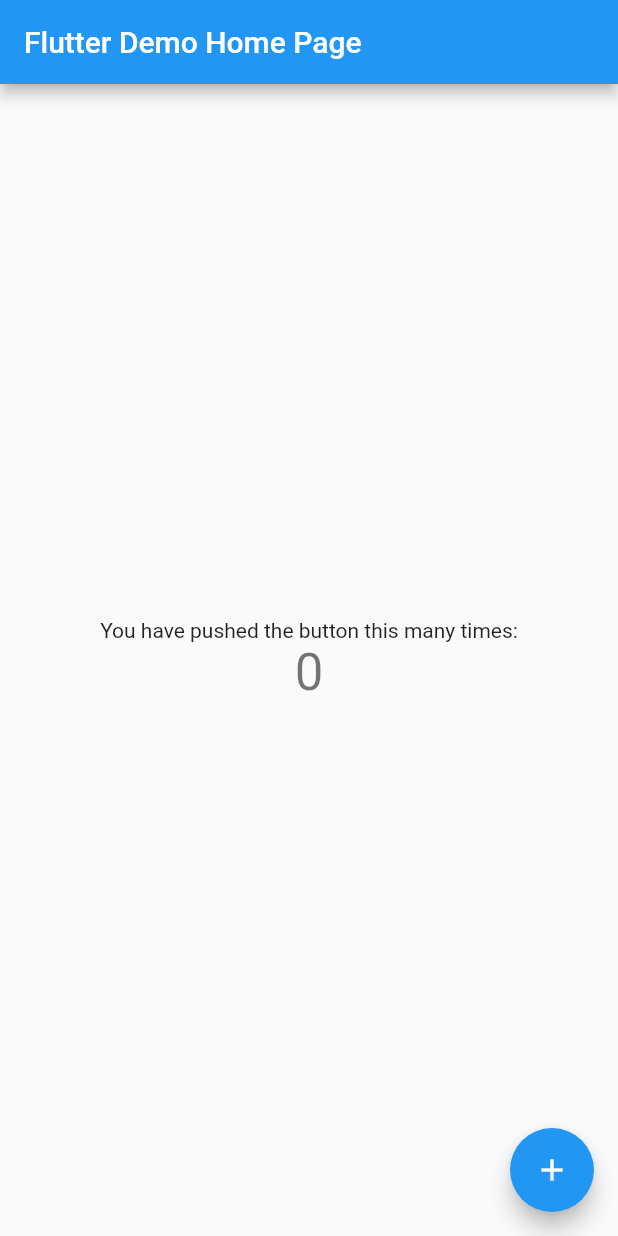
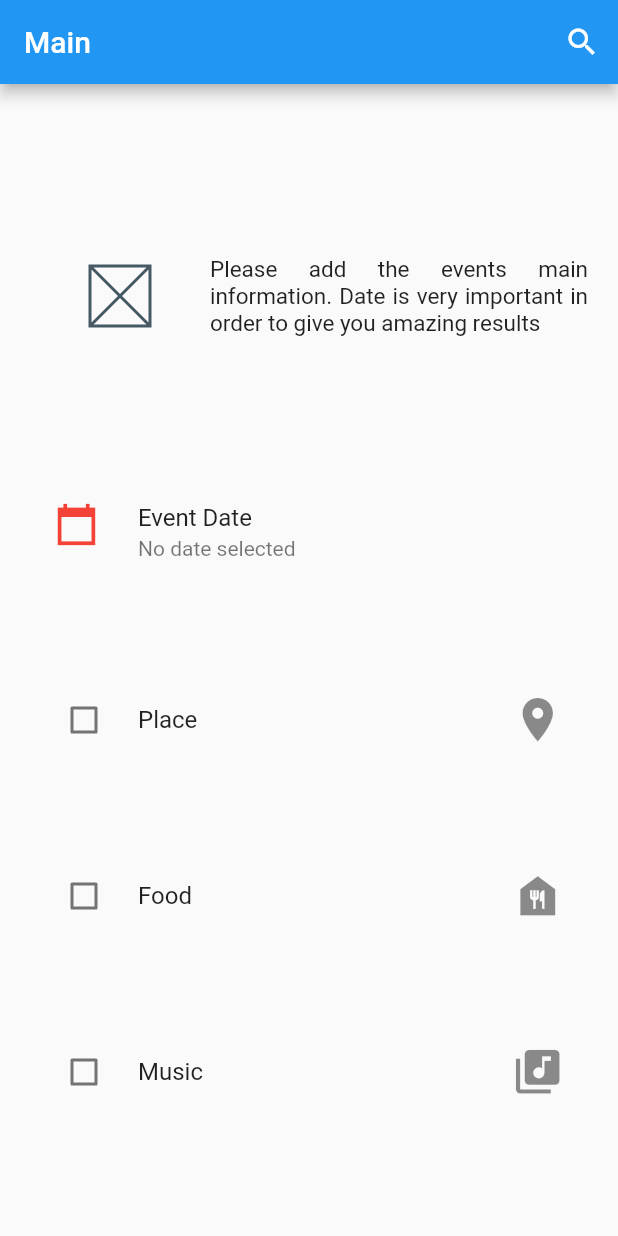
Before and after one commit to DiegoAvmor/Search-Service-App, a Flutter app: the screen it shows after launch, on a phone screen of 412 x 824 dp. Run offline on Flutter 3.47's test engine with Material 2 defaults, Android fonts, the phone set to English and light mode, and no system bars.

Commit message:
Adicion de maquetado de pantallas

```diff
--- a/lib/main.dart
+++ b/lib/main.dart
@@ -1,117 +1,9 @@
 import 'package:flutter/material.dart';
+import 'package:service_search_app/screens/home_screen.dart';
+import 'package:service_search_app/screens/search_screen.dart';
 
 void main() {
-  runApp(MyApp());
+  runApp(MaterialApp(
+    home: HomeScreen(),
+  ));
 }
-
-class MyApp extends StatelessWidget {
-  // This widget is the root of your application.
-  @override
-  Widget build(BuildContext context) {
-    return MaterialApp(
-      title: 'Flutter Demo',
-      theme: ThemeData(
-        // This is the theme of your application.
-        //
-        // Try running your application with "flutter run". You'll see the
-        // application has a blue toolbar. Then, without quitting the app, try
-        // changing the primarySwatch below to Colors.green and then invoke
-        // "hot reload" (press "r" in the console where you ran "flutter run",
-        // or simply save your changes to "hot reload" in a Flutter IDE).
-        // Notice that the counter didn't reset back to zero; the application
-        // is not restarted.
-        primarySwatch: Colors.blue,
-        // This makes the visual density adapt to the platform that you run
-        // the app on. For desktop platforms, the controls will be smaller and
-        // closer together (more dense) than on mobile platforms.
-        visualDensity: VisualDensity.adaptivePlatformDensity,
-      ),
-      home: MyHomePage(title: 'Flutter Demo Home Page'),
-    );
-  }
-}
-
-class MyHomePage extends StatefulWidget {
-  MyHomePage({Key key, this.title}) : super(key: key);
-
-  // This widget is the home page of your application. It is stateful, meaning
-  // that it has a State object (defined below) that contains fields that affect
-  // how it looks.
-
-  // This class is the configuration for the state. It holds the values (in this
-  // case the title) provided by the parent (in this case the App widget) and
-  // used by the build method of the State. Fields in a Widget subclass are
-  // always marked "final".
-
-  final String title;
-
-  @override
-  _MyHomePageState createState() => _MyHomePageState();
-}
-
-class _MyHomePageState extends State<MyHomePage> {
-  int _counter = 0;
-
-  void _incrementCounter() {
-    setState(() {
-      // This call to setState tells the Flutter framework that something has
-      // changed in this State, which causes it to rerun the build method below
-      // so that the display can reflect the updated values. If we changed
-      // _counter without calling setState(), then the build method would not be
-      // called again, and so nothing would appear to happen.
-      _counter++;
-    });
-  }
-
-  @override
-  Widget build(BuildContext context) {
-    // This method is rerun every time setState is called, for instance as done
-    // by the _incrementCounter method above.
-    //
-    // The Flutter framework has been optimized to make rerunning build methods
-    // fast, so that you can just rebuild anything that needs updating rather
-    // than having to individually change instances of widgets.
-    return Scaffold(
-      appBar: AppBar(
-        // Here we take the value from the MyHomePage object that was created by
-        // the App.build method, and use it to set our appbar title.
-        title: Text(widget.title),
-      ),
-      body: Center(
-        // Center is a layout widget. It takes a single child and positions it
-        // in the middle of the parent.
-        child: Column(
-          // Column is also a layout widget. It takes a list of children and
-          // arranges them vertically. By default, it sizes itself to fit its
-          // children horizontally, and tries to be as tall as its parent.
-          //
-          // Invoke "debug painting" (press "p" in the console, choose the
-          // "Toggle Debug Paint" action from the Flutter Inspector in Android
-          // Studio, or the "Toggle Debug Paint" command in Visual Studio Code)
-          // to see the wireframe for each widget.
-          //
-          // Column has various properties to control how it sizes itself and
-          // how it positions its children. Here we use mainAxisAlignment to
-          // center the children vertically; the main axis here is the vertical
-          // axis because Columns are vertical (the cross axis would be
-          // horizontal).
-          mainAxisAlignment: MainAxisAlignment.center,
-          children: <Widget>[
-            Text(
-              'You have pushed the button this many times:',
-            ),
-            Text(
-              '$_counter',
-              style: Theme.of(context).textTheme.headline4,
-            ),
-          ],
-        ),
-      ),
-      floatingActionButton: FloatingActionButton(
-        onPressed: _incrementCounter,
-        tooltip: 'Increment',
-        child: Icon(Icons.add),
-      ), // This trailing comma makes auto-formatting nicer for build methods.
-    );
-  }
-}
--- /dev/null
+++ b/lib/screens/home_screen.dart
@@ -0,0 +1,127 @@
+import 'package:flutter/material.dart';
+import 'package:intl/intl.dart';
+
+class HomeScreen extends StatefulWidget {
+  @override
+  _HomeState createState() => _HomeState();
+}
+
+class _HomeState extends State<HomeScreen> {
+  final DateFormat formatter = DateFormat('yyyy-MM-dd');
+  DateTime selectedDate;
+
+  Map<String, bool> checkBoxList = {
+    'place': false,
+    'food': false,
+    'music': false
+  };
+
+  @override
+  Widget build(BuildContext context) {
+    return Scaffold(
+      appBar: AppBar(
+        title: Text('Main'),
+        actions: <Widget>[
+          IconButton(
+            icon: Icon(Icons.search),
+            onPressed: () {},
+          )
+        ],
+      ),
+      body: Container(
+        margin: EdgeInsets.all(20.0),
+        child: Column(
+          mainAxisAlignment: MainAxisAlignment.spaceEvenly,
+          children: <Widget>[
+            Row(
+              mainAxisAlignment: MainAxisAlignment.spaceBetween,
+              children: [
+                Container(
+                  margin: EdgeInsets.all(40),
+                  child: Placeholder(
+                    fallbackHeight: 40,
+                    fallbackWidth: 40,
+                  ),
+                ),
+                Flexible(
+                  child: Text(
+                    'Please add the events main information. Date is very important in order to give you amazing results',
+                    textAlign: TextAlign.justify,
+                    style: TextStyle(fontSize: 15),
+                  ),
+                ),
+              ],
+            ),
+            ListTile(
+              leading: Icon(
+                Icons.calendar_today_sharp,
+                color: Colors.red,
+                size: 30,
+              ),
+              title: Text("Event Date"),
+              subtitle: Text(selectedDate == null
+                  ? "No date selected"
+                  : formatter.format(selectedDate)),
+              onTap: () {
+                showDatePicker(
+                  context: context,
+                  initialDate: DateTime.now(),
+                  firstDate: DateTime.now(),
+                  lastDate: DateTime.now().add(
+                    new Duration(days: 600),
+                  ),
+                ).then((newdate) {
+                  setState(() {
+                    selectedDate = newdate;
+                  });
+                });
+              },
+            ),
+            CheckboxListTile(
+              title: Text('Place'),
+              controlAffinity: ListTileControlAffinity.leading,
+              value: checkBoxList['place'],
+              secondary: Icon(
+                Icons.place,
+                size: 35,
+              ),
+              onChanged: (bool value) {
+                setState(() {
+                  checkBoxList['place'] = value;
+                });
+              },
+            ),
+            CheckboxListTile(
+              title: Text('Food'),
+              controlAffinity: ListTileControlAffinity.leading,
+              value: checkBoxList['food'],
+              secondary: Icon(
+                Icons.food_bank,
+                size: 35,
+              ),
+              onChanged: (bool value) {
+                setState(() {
+                  checkBoxList['food'] = value;
+                });
+              },
+            ),
+            CheckboxListTile(
+              title: Text('Music'),
+              controlAffinity: ListTileControlAffinity.leading,
+              value: checkBoxList['music'],
+              secondary: Icon(
+                Icons.library_music,
+                size: 35,
+              ),
+              onChanged: (bool value) {
+                setState(() {
+                  checkBoxList['music'] = value;
+                });
+              },
+            )
+          ],
+        ),
+      ),
+    );
+  }
+}
--- a/pubspec.yaml
+++ b/pubspec.yaml
@@ -28,6 +28,8 @@ dependencies:
   # The following adds the Cupertino Icons font to your application.
   # Use with the CupertinoIcons class for iOS style icons.
   cupertino_icons: ^1.0.0
+  flutter_search_bar: ^2.1.0
+  intl: ^0.16.1
 
 dev_dependencies:
   flutter_test:
```
Also changed, not shown: lib/screens/search_screen.dart (added, +41 -0 lines), pubspec.lock.
